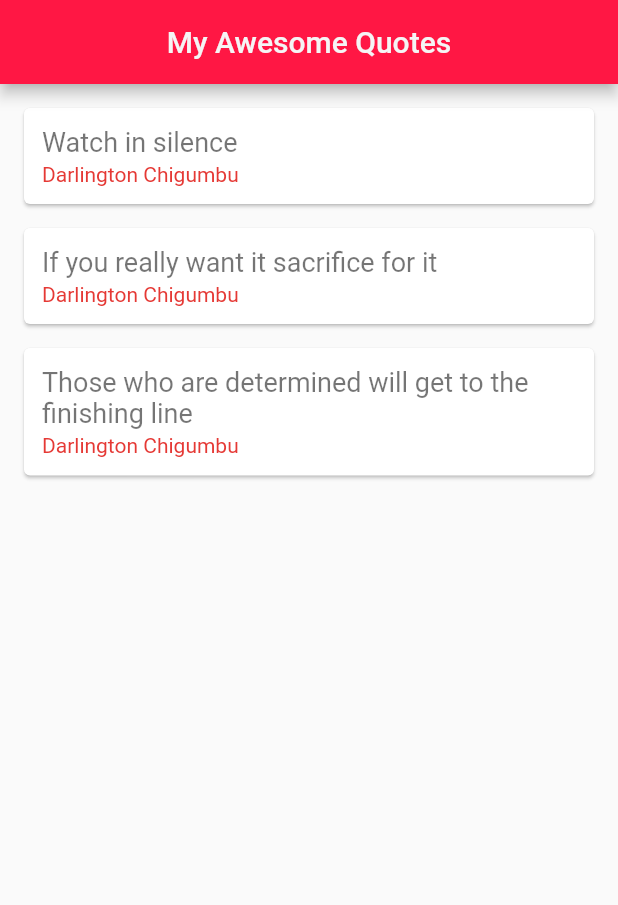
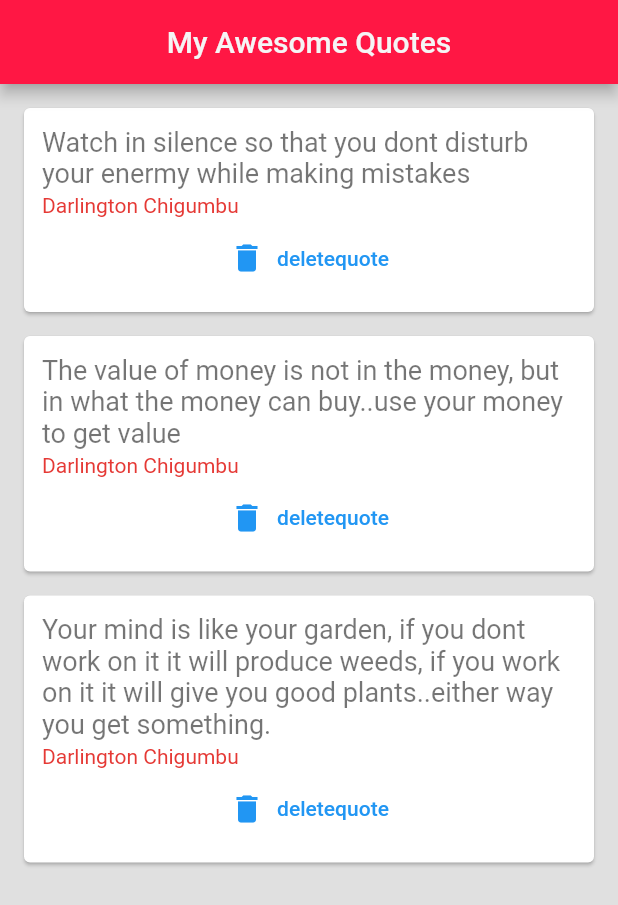
Before and after one commit to dadzachigs/lists_demo, a Flutter app: the screen it shows after launch, on a phone screen of 412 x 824 dp. Shown: the top 905 px of the screen. Run offline on Flutter 3.47's test engine with Material 2 defaults, Android fonts, the phone set to English and light mode, and no system bars.

Commit message:
proper use of cards -with delete function not working

```diff
--- a/lib/main.dart
+++ b/lib/main.dart
@@ -1,6 +1,7 @@
 import 'package:flutter/material.dart';
 import 'package:lists_demo/quotes.dart';
 import 'quotes.dart';
+import 'quote_card.dart';
 
 void main() =>runApp(MaterialApp(
     home: MyCards()
@@ -18,49 +19,16 @@ class MyCards extends StatefulWidget {
 class _MyCardsState extends State<MyCards> {
 
   List<Quotes> quotes = [
-     Quotes(quote:"Watch in silence", author:"Darlington Chigumbu"),
-     Quotes(quote:"If you really want it sacrifice for it", author:"Darlington Chigumbu"),
-     Quotes(quote:"Those who are determined will get to the finishing line", author:"Darlington Chigumbu"),
-  ];
-
-  Widget quoteTemplate(quote){
-
-    return Card(
-    margin: EdgeInsets.fromLTRB(16.0, 16.0, 16.0, 0.0),
-      child: Padding(
-
-        padding: const EdgeInsets.all(12.0),
-        child: Column(
-          crossAxisAlignment: CrossAxisAlignment.stretch,
-          children: <Widget> [
-            Text(
-              quote.quote,
-              style: TextStyle(
-                color:Colors.black54,
-                fontSize: 18.0
-
-              ),
-
-            ),
-        SizedBox(height: 3.0),
-
-            Text(
-              quote.author,
-              style: TextStyle(
-                color:Colors.red[600]
-
-              ),
-            ),
-          ],
-
-        ),
-      ),
-
-    );
+     Quotes(quote:"Watch in silence so that you dont disturb your enermy while making mistakes", author:"Darlington Chigumbu"),
 
 
 
-  }
+    Quotes(quote:"The value of money is not in the money, but in what the money can buy..use your money to get value", author:"Darlington Chigumbu"),
+
+    Quotes(quote:"Your mind is like your garden, if you dont work on it it will produce weeds, if you work on it it will give you good plants..either way you get something.", author:"Darlington Chigumbu"),
+  ];
+
+
 
   @override
   Widget build(BuildContext context) {
@@ -79,9 +47,21 @@ class _MyCardsState extends State<MyCards> {
         backgroundColor: Colors.redAccent[400],
       ),
 
-      body: Column(
-        children: quotes.map((quote) =>quoteTemplate(quote)).toList(),
+      body: Container(
+        color: Colors.grey[300],
+
+        child: Column(
+          children: quotes.map((quote) =>QuoteCard(
+              quote: quote,
+            delete: (){
+                setState(() {
+                 quotes.remove(quote);
+                });
+            },
+          )).toList(),
+        ),
       ),
+
     );
   }
 }
--- /dev/null
+++ b/lib/quote_card.dart
@@ -0,0 +1,62 @@
+
+import 'package:flutter/material.dart';
+import 'package:lists_demo/quotes.dart';
+import 'quotes.dart';
+
+class QuoteCard extends StatelessWidget {
+
+  final Quotes quote;
+  final Function delete;
+  const QuoteCard({required this.quote,required this.delete}) ;
+
+  @override
+  Widget build(BuildContext context) {
+    return Card(
+      margin: EdgeInsets.fromLTRB(16.0, 16.0, 16.0, 0.0),
+      child: Padding(
+
+        padding: const EdgeInsets.all(12.0),
+        child: Column(
+          crossAxisAlignment: CrossAxisAlignment.stretch,
+          children: <Widget> [
+            Text(
+              quote.quote,
+              style: TextStyle(
+                  color:Colors.black54,
+                  fontSize: 18.0
+
+              ),
+
+            ),
+            SizedBox(height: 3.0),
+
+            Text(
+              quote.author,
+              style: TextStyle(
+                  color:Colors.red[600]
+
+              ),
+            ),
+
+            SizedBox(height: 3.0,),
+
+            TextButton.icon(
+
+              onPressed: () => delete,
+
+                label:Text("deletequote"),
+              icon:Icon (Icons.delete),
+            style: ButtonStyle(
+
+            ),
+
+
+            ),
+          ],
+
+        ),
+      ),
+
+    );
+  }
+}
```
